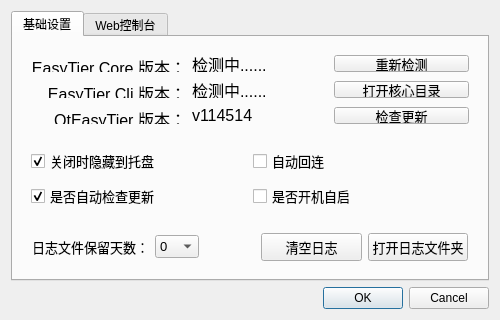
The window that Qt_UI/setting.ui (myqfeng/qt-easy-tier) describes before a commit, drawn with Qt 5.
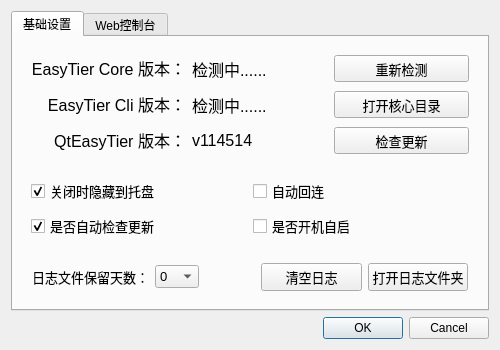
The same window after the commit. Icons and pictures are not drawn.

Commit message: pref:修改页面尺寸

What changed in the file:
```diff
--- a/Qt_UI/setting.ui
+++ b/Qt_UI/setting.ui
@@ -7,13 +7,13 @@
     <x>0</x>
     <y>0</y>
     <width>500</width>
-    <height>320</height>
+    <height>350</height>
    </rect>
   </property>
   <property name="minimumSize">
    <size>
     <width>500</width>
-    <height>320</height>
+    <height>350</height>
    </size>
   </property>
   <property name="windowTitle">
```
